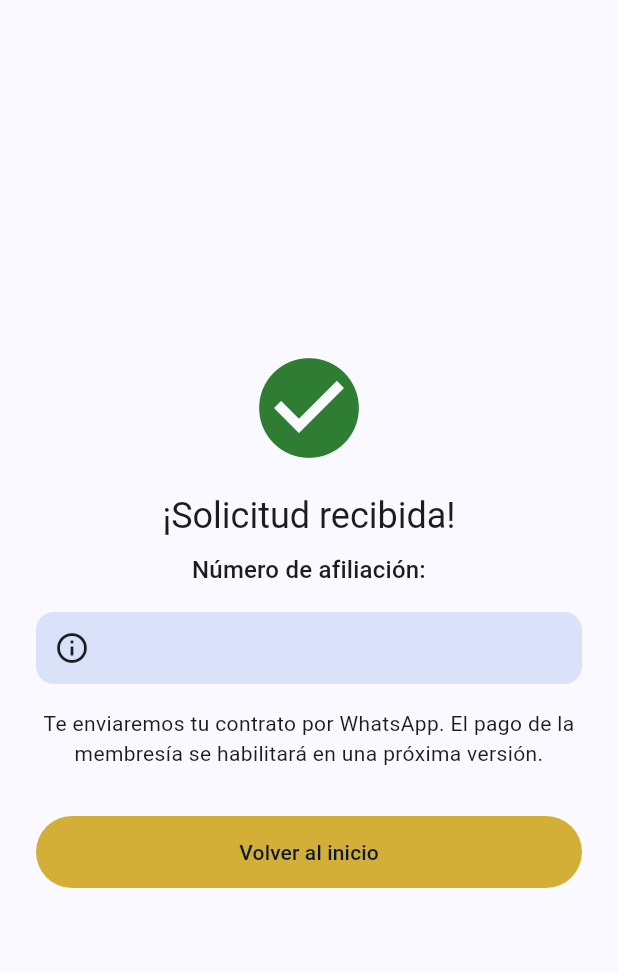
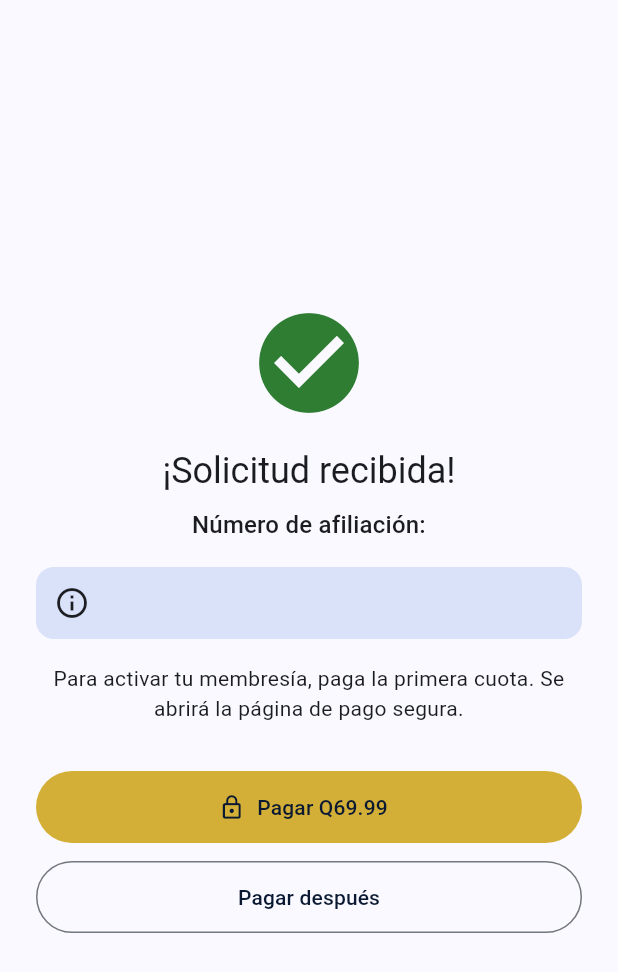
Before and after one commit to Jhon-61/membresia-oro-app, a Flutter app: the PantallaAfiliacionExitosa screen opened directly with empty values, on a phone screen of 412 x 824 dp. Shown: the top 972 px of the screen. Run offline on Flutter 3.47's test engine with Material 3 defaults, Android fonts, the phone set to English and light mode, and no system bars; our stand-ins replace image_picker, signature.

Commit message:
App: botón para pagar la primera cuota
- Después de afiliarse, la app muestra "Pagar Q69.99", que abre en el
  navegador la página de pago de Odoo (url_pago). Solo abre enlaces
  https.
- Android: permiso para abrir enlaces https (url_launcher).
- iOS: ITSAppUsesNonExemptEncryption para no detener cada versión.
- Contrato con Odoo actualizado (url_pago) y decisión D-15
  (Cybersource como proveedor de pago nativo de Odoo).

Co-Authored-By: Claude Opus 5.5 <noreply@anthropic.com>

```diff
--- a/app/lib/features/afiliacion/pantalla_afiliacion_exitosa.dart
+++ b/app/lib/features/afiliacion/pantalla_afiliacion_exitosa.dart
@@ -1,5 +1,7 @@
 import 'package:flutter/material.dart';
+import 'package:url_launcher/url_launcher.dart';
 
+import '../../core/constantes.dart';
 import '../../core/theme/app_theme.dart';
 import '../../services/afiliacion_service.dart';
 
@@ -8,9 +10,24 @@ class PantallaAfiliacionExitosa extends StatelessWidget {
 
   final AfiliacionExitosa resultado;
 
+  /// Abre la página de pago de Odoo en el navegador del teléfono. Ahí el cliente paga
+  /// (la tarjeta nunca pasa por la app) y Odoo activa la membresía al confirmarse el pago.
+  Future<void> _abrirPago(BuildContext context) async {
+    final abierto = await launchUrl(
+      Uri.parse(resultado.urlPago!),
+      mode: LaunchMode.externalApplication,
+    );
+    if (!abierto && context.mounted) {
+      ScaffoldMessenger.of(context).showSnackBar(
+        const SnackBar(content: Text('No se pudo abrir la página de pago.')),
+      );
+    }
+  }
+
   @override
   Widget build(BuildContext context) {
     final textos = Theme.of(context).textTheme;
+    final tienePago = resultado.urlPago != null;
 
     return Scaffold(
       body: SafeArea(
@@ -47,16 +64,31 @@ class PantallaAfiliacionExitosa extends StatelessWidget {
                 ),
               ],
               const SizedBox(height: 16),
-              const Text(
-                'Te enviaremos tu contrato por WhatsApp. '
-                'El pago de la membresía se habilitará en una próxima versión.',
+              Text(
+                tienePago
+                    ? 'Para activar tu membresía, paga la primera cuota. '
+                        'Se abrirá la página de pago segura.'
+                    : 'Te contactaremos para completar el pago de tu membresía.',
                 textAlign: TextAlign.center,
               ),
               const SizedBox(height: 32),
-              FilledButton(
-                onPressed: () => Navigator.of(context).popUntil((ruta) => ruta.isFirst),
-                child: const Text('Volver al inicio'),
-              ),
+              if (tienePago) ...[
+                FilledButton.icon(
+                  onPressed: () => _abrirPago(context),
+                  icon: const Icon(Icons.lock_outline),
+                  label: const Text('Pagar $cuotaMensualTexto'),
+                ),
+                const SizedBox(height: 12),
+                OutlinedButton(
+                  onPressed: () => Navigator.of(context).popUntil((ruta) => ruta.isFirst),
+                  style: OutlinedButton.styleFrom(minimumSize: const Size.fromHeight(48)),
+                  child: const Text('Pagar después'),
+                ),
+              ] else
+                FilledButton(
+                  onPressed: () => Navigator.of(context).popUntil((ruta) => ruta.isFirst),
+                  child: const Text('Volver al inicio'),
+                ),
             ],
           ),
         ),
--- a/app/lib/services/afiliacion_service.dart
+++ b/app/lib/services/afiliacion_service.dart
@@ -27,6 +27,7 @@ class AfiliacionExitosa extends ResultadoAfiliacion {
     this.miembroId,
     this.clienteExistente = false,
     this.aviso,
+    this.urlPago,
   });
 
   /// Número de afiliación para mostrar al cliente (p. ej. "MO-000123").
@@ -38,6 +39,10 @@ class AfiliacionExitosa extends ResultadoAfiliacion {
 
   /// Mensaje de Odoo para mostrar al usuario (p. ej. "Ya estabas registrado como cliente…").
   final String? aviso;
+
+  /// Enlace para pagar la primera cuota (página de la factura en Odoo). null si Odoo no pudo
+  /// crear la factura.
+  final String? urlPago;
 }
 
 class AfiliacionFallida extends ResultadoAfiliacion {
--- a/app/pubspec.yaml
+++ b/app/pubspec.yaml
@@ -39,6 +39,7 @@ dependencies:
   http: ^1.6.0
   flutter_localizations:
     sdk: flutter
+  url_launcher: ^6.3.2
 
 dev_dependencies:
   flutter_test:
```
Also changed, not shown: app/lib/services/odoo_afiliacion_service.dart (+7 -0 lines), app/pubspec.lock, 5 other files.
